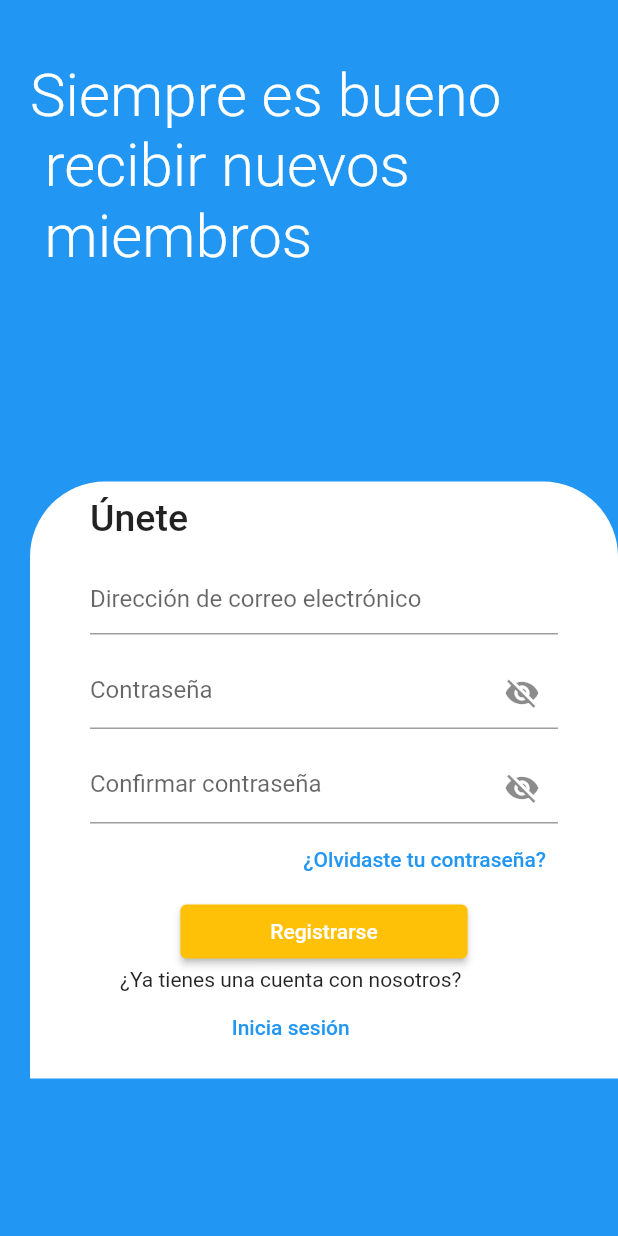
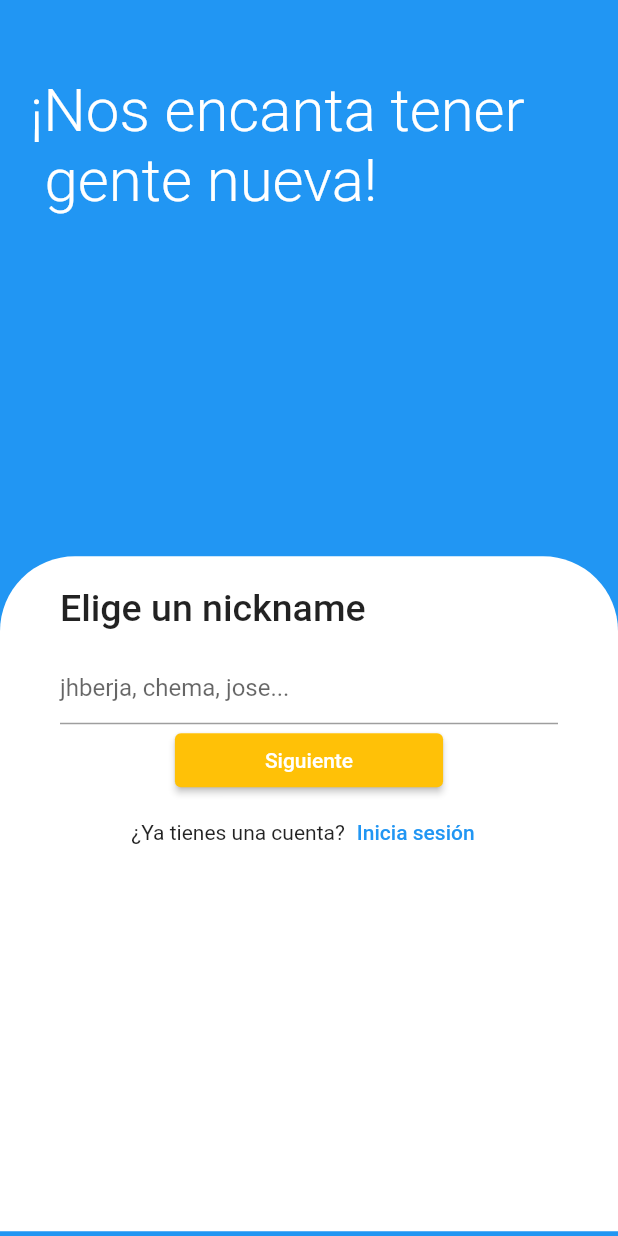
Before and after one commit to julenhb/JStock, a Flutter app: the screen it shows after launch, after a tap on "Regístrate", on a phone screen of 412 x 824 dp. Run offline on Flutter 3.47's test engine with Material 2 defaults, Android fonts, the phone set to English and light mode, and no system bars; our stand-ins replace camera, flutter_spinkit; missing offline and left inert: dart:ffi; network calls fail.

Commit message:
Se han modificado y divido las pantallas de registro, falta controlar excepciones como la de comprobar nickname ya existente o no.
Se han modificado y divido las pantallas de búsquedas avanzadas

Se ha modificado el Main MENU (falta añadir el dropdown para seleccionar inventario)

```diff
--- a/lib/entity/aula.dart
+++ b/lib/entity/aula.dart
@@ -19,7 +19,7 @@ class Aula{
   }
 
   factory Aula.fromJson(Map<String, dynamic> json){
-    return Aula(id: json['id'], nombre: json['nombre'], idPlanta: json['idPlanta'], numObjetos: json['numObjetos']);
+    return Aula(id: json['id'], nombre: json['nombre']);
   }
 
 }
--- a/lib/main.dart
+++ b/lib/main.dart
@@ -1,10 +1,16 @@
 import 'package:flutter/material.dart';
+import 'package:tfg_jhb/entity/inventario.dart';
 import 'package:tfg_jhb/entity/usuario.dart';
+import 'package:tfg_jhb/pantallas/itemsearch.dart';
 import 'package:tfg_jhb/pantallas/login.dart';
 import 'package:tfg_jhb/pantallas/mainmenu.dart';
-import 'package:tfg_jhb/pantallas/signIn.dart';
+import 'package:tfg_jhb/pantallas/room_item_search.dart';
+import 'package:tfg_jhb/pantallas/signUp.dart';
 import 'package:http/http.dart';
 import 'package:tfg_jhb/api_controls.dart';
+import 'package:tfg_jhb/pantallas/usersignup.dart';
+
+import 'entity/planta.dart';
 
 void main (){
   runApp(MaterialApp(
@@ -12,7 +18,12 @@ void main (){
     home: LoginPage(),
     routes: {
       '/checkLoginPage': (context) => CheckLoginPage(),
+      '/userSignUpPage': (context) => UserSignUpPage(),
+      '/signUpPage': (context) => RegistroPage(),
       '/mainMenu': (context) => MainMenu(),
+      '/itemSearch': (context) => ItemSearch(),
+      '/roomItemSearch': (context) => RoomItemSearch(),
+      //'/inventario': (context) => Inventario(),
     },
   ));
 }
@@ -68,9 +79,8 @@ class _LoginPageState extends State<LoginPage> {
                           var usu = await ApiControls.getUsuarioByNickname(nick.text.toString());
 
                           if(usu.id !=0){
-                            Navigator.pushNamed(context, '/checkLoginPage', arguments: usu);
+                            Navigator.pushNamed(context, '/checkLoginPage', arguments: usu); //ASÍ NOS MOVEMOS ENTRE PANTALLAS PARA LLEVAR OBJETOS
                           }
-                          //Navigator.push(context, MaterialPageRoute(builder: (context)=>CheckLoginPage()));
                         },
                         child:
                           Text("Siguiente")), //Botón para enviar el formulario, default login
@@ -80,7 +90,7 @@ class _LoginPageState extends State<LoginPage> {
                     children: [
                       Text("¿No estás registrado todavía?"),
                       TextButton(onPressed: (){
-                        Navigator.push(context, MaterialPageRoute(builder: (context)=> RegistroPage()));
+                        Navigator.pushNamed(context, '/userSignUpPage');
                       }, child: Text("Regístrate"))
                     ],
                   )
--- /dev/null
+++ b/lib/pantallas/usersignup.dart
@@ -0,0 +1,100 @@
+import 'package:flutter/material.dart';
+import 'package:tfg_jhb/main.dart';
+
+import '../api_controls.dart';
+
+class UserSignUpPage extends StatefulWidget {
+  const UserSignUpPage({Key? key}) : super(key: key);
+
+  @override
+  State<UserSignUpPage> createState() => _UserSignUpPageState();
+}
+
+class _UserSignUpPageState extends State<UserSignUpPage> {
+  bool hide = true;
+  TextEditingController nick = TextEditingController();
+
+  @override
+  Widget build(BuildContext context) {
+    return Scaffold(
+      backgroundColor: Colors.blue,
+      body:Stack(
+        children: [
+          Padding(
+            padding: const EdgeInsets.only(top: 50, left: 20),
+            child: Text("¡Nos encanta tener \n gente nueva!", style: TextStyle(color: Colors.white, fontSize: 40, fontWeight: FontWeight.w300),),
+          ),
+          Container(
+              padding: EdgeInsets.symmetric(horizontal: 40, vertical: 20),
+              margin: EdgeInsets.only(top:MediaQuery.of(context).size.height*0.45),
+              width: double.infinity,
+              height: 450,
+              decoration: BoxDecoration(
+                  color: Colors.white,
+                  borderRadius: BorderRadius.only(topRight: Radius.circular(50), topLeft: Radius.circular(50))
+              ),
+              child: Column(
+                crossAxisAlignment: CrossAxisAlignment.start,
+                children: [
+                  Text("Elige un nickname",style: TextStyle(fontSize: 25, fontWeight: FontWeight.w500),),
+                  SizedBox(height: 15,),
+                  TextField (
+                    controller: nick,
+                    decoration: InputDecoration(
+                      hintText: "jhberja, chema, jose...",
+                    ),
+                  ), //EMAIL
+                  Center(
+                    child: ElevatedButton(
+                        style: TextButton.styleFrom(
+                            backgroundColor: Colors.amber,
+                            padding: EdgeInsets.symmetric(vertical: 5, horizontal: 60) //así se ha alargado el botón
+                        ),
+                        onPressed: () async {
+                         /* var uExistente = await ApiControls.getUsuarioByNickname(nick.text.toString());
+
+                          if(nick.text.toString().isEmpty){         //CONTROL NICKNAME NULO
+                            showDialog(context: context, builder: (context){
+                              return AlertDialog(
+                                title: Text("Nickname vacío"),
+                                content: Text("No puedes dejar vacío el nickname"),
+                              );
+                            },
+                          );
+                          } else if(uExistente.id !=0){        //CONTROL DE USUARIO EXISTENTE
+                              showDialog(context: context, builder: (context){
+                                  return AlertDialog(
+                                    title: Text("Usuario existente"),
+                                    content: Text("El nickname que has elegido ya existe :("),
+                                  );
+                                },
+                              );
+                          } else if (uExistente.id == 0){
+                            var nickname = nick.text.toString();
+                            Navigator.pushNamed(context, 'signUpPage', arguments: nickname);   //ME LLEVO EL NICKNAME PARA USARLO EN EL REGISTRO
+                            print(nickname);
+                          }*/
+                          var nickname = nick.text.toString();
+                          Navigator.pushNamed(context, '/signUpPage', arguments: nickname);   //ME LLEVO EL NICKNAME PARA USARLO EN EL REGISTRO
+                          print(nickname);
+                        },
+                        child:
+                        Text("Siguiente")), //Botón para enviar el formulario, default login
+                  ),
+                  Row(
+                    mainAxisAlignment: MainAxisAlignment.center,
+                    children: [
+                      Text("¿Ya tienes una cuenta?"),
+                      TextButton(onPressed: (){
+                        Navigator.push(context, MaterialPageRoute(builder: (context)=> LoginPage()));
+                      }, child: Text("Inicia sesión"))
+                    ],
+                  ),
+                ],
+              )
+          )
+        ],
+      ) ,
+    );
+  }
+}
--- a/pubspec.yaml
+++ b/pubspec.yaml
@@ -33,6 +33,7 @@ dependencies:
   camera: ^0.9.4+5
   image: ^3.0.2
   http: ^0.13.3
+  flutter_spinkit: ^5.1.0
 
 
   # The following adds the Cupertino Icons font to your application.
```
Also changed, not shown: lib/api_controls.dart (+13 -1 lines), lib/entity/planta.dart (+3 -6 lines), lib/pantallas/itemsearch.dart (+115 -67 lines), lib/pantallas/mainmenu.dart (+5 -5 lines), lib/pantallas/room_item_search.dart (added, +131 -0 lines), lib/pantallas/signUp.dart (renamed from lib/pantallas/signIn.dart, +45 -31 lines), pubspec.lock.
